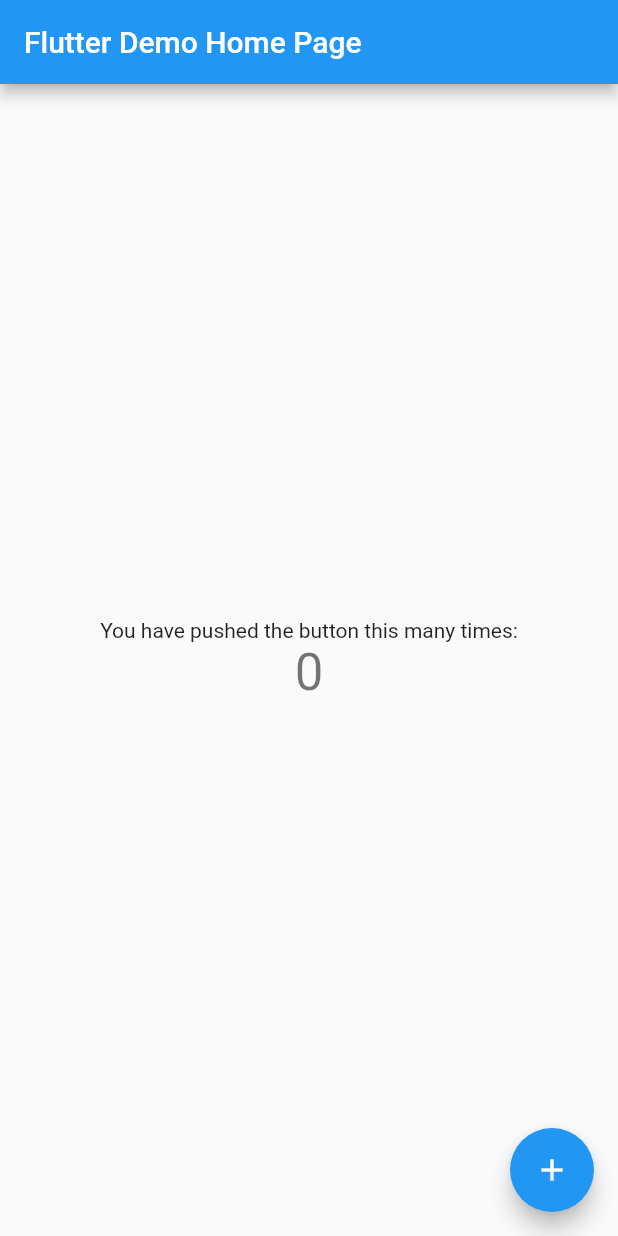
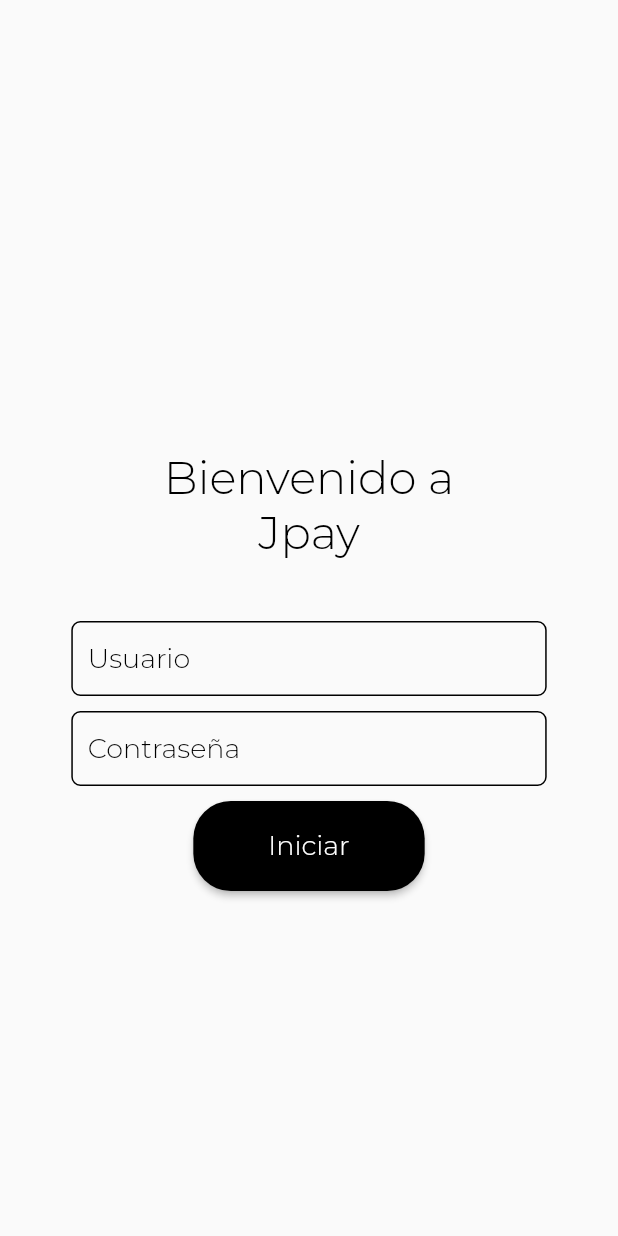
Before and after one commit to JuanJClR/Jpay, a Flutter app: the screen it shows after launch, on a phone screen of 412 x 824 dp. Run offline on Flutter 3.47's test engine with Material 2 defaults, Android fonts, the phone set to English and light mode, and no system bars; our stand-ins replace google_fonts.

Commit message:
Se agrego la vista login y se modificó el main

```diff
--- /dev/null
+++ b/lib/login.dart
@@ -0,0 +1,148 @@
+import 'package:flutter/material.dart';
+import 'package:google_fonts/google_fonts.dart';
+
+class LoginPage extends StatefulWidget {
+  @override
+  _LoginPageState createState() => _LoginPageState();
+}
+
+class _LoginPageState extends State<LoginPage> {
+  @override
+  Widget build(BuildContext context) {
+    return Scaffold(
+      body: Padding(
+        padding: const EdgeInsets.symmetric(horizontal: 20),
+        child: Column(
+          mainAxisAlignment: MainAxisAlignment.center,
+          crossAxisAlignment: CrossAxisAlignment.center,
+          children: <Widget>[
+            SizedBox(height: 300),
+            RichText(
+              textAlign: TextAlign.center,
+              text: TextSpan(
+                style: GoogleFonts.montserrat(
+                  textStyle: TextStyle(
+                    color: Colors.black,
+                    fontSize: 30,
+                    fontWeight: FontWeight.w300,
+                  ),
+                ),
+                children: [
+                  TextSpan(text: 'Bienvenido a\n'),
+                  TextSpan(text: 'Jpay'),
+                ],
+              ),
+            ),
+            SizedBox(height: 40),
+            Expanded(
+              child: Column(
+                children: [
+                  Container(
+                    width: MediaQuery.of(context).size.width / 1.30,
+                    decoration: BoxDecoration(
+                      border: Border.all(
+                        color: Colors.black,
+                        width: 1.0,
+                      ),
+                      borderRadius: BorderRadius.circular(6),
+                    ),
+                    child: Padding(
+                      padding: const EdgeInsets.symmetric(horizontal: 10),
+                      child: Column(
+                        crossAxisAlignment: CrossAxisAlignment.start,
+                        children: [
+                          TextField(
+                            style: GoogleFonts.montserrat(
+                              textStyle: TextStyle(
+                                fontSize: 18,
+                                fontWeight: FontWeight.w300,
+                              ),
+                            ),
+                            decoration: InputDecoration(
+                              hintText: 'Usuario',
+                              hintStyle: GoogleFonts.montserrat(
+                                textStyle: TextStyle(
+                                  color:Colors.black,
+                                  fontSize: 18,
+                                  fontWeight: FontWeight.w300,
+                                ),
+                              ),
+                              border: InputBorder.none,
+                            ),
+                          ),
+                        ],
+                      ),
+                    ),
+                  ),
+                  SizedBox(height: 10),
+                  Container(
+                    width: MediaQuery.of(context).size.width / 1.30,
+                    decoration: BoxDecoration(
+                      border: Border.all(
+                        color: Colors.black,
+                        width: 1.0,
+                      ),
+                      borderRadius: BorderRadius.circular(6),
+                    ),
+                    child: Padding(
+                      padding: const EdgeInsets.symmetric(horizontal: 10),
+                      child: Column(
+                        crossAxisAlignment: CrossAxisAlignment.start,
+                        children: [
+                          TextField(
+                            style: GoogleFonts.montserrat(
+                              textStyle: TextStyle(
+                                fontSize: 18,
+                                fontWeight: FontWeight.w300,
+                              ),
+                            ),
+                            decoration: InputDecoration(
+                              hintText: 'Contraseña',
+                              hintStyle: GoogleFonts.montserrat(
+                                textStyle: TextStyle(
+                                  color:Colors.black,
+                                  fontSize: 18,
+                                  fontWeight: FontWeight.w300,
+                                ),
+                              ),
+                              border: InputBorder.none,
+                            ),
+                          ),
+                        ],
+                      ),
+                    ),
+                  ),
+                  SizedBox(height: 10),
+                  Center(
+                    child: ElevatedButton(
+                      style: ElevatedButton.styleFrom(
+                        padding: EdgeInsets.symmetric(horizontal: 50, vertical: 19),
+                        primary: Colors.black,
+                        shape: RoundedRectangleBorder(
+                          borderRadius: BorderRadius.circular(25),
+                        ),
+                      ),
+                      child: Text(
+                        'Iniciar',
+                        style: GoogleFonts.montserrat(
+                          textStyle: TextStyle(
+                            color: Colors.white,
+                            fontWeight: FontWeight.w300,
+                            fontSize: 18,
+                          ),
+                        ),
+                      ),
+                      onPressed: () {
+                        // Acción a realizar al presionar el botón
+                      },
+                    ),
+                  ),
+                ],
+              ),
+            ),
+          ],
+        ),
+      ),
+    );
+  }
+}
--- a/lib/main.dart
+++ b/lib/main.dart
@@ -1,115 +1,18 @@
 import 'package:flutter/material.dart';
 
-void main() {
-  runApp(const MyApp());
-}
+import 'login.dart';
+
+void main() => runApp(MyApp());
 
 class MyApp extends StatelessWidget {
-  const MyApp({super.key});
-
-  // This widget is the root of your application.
   @override
   Widget build(BuildContext context) {
     return MaterialApp(
-      title: 'Flutter Demo',
+      title: 'Mi aplicación',
       theme: ThemeData(
-        // This is the theme of your application.
-        //
-        // Try running your application with "flutter run". You'll see the
-        // application has a blue toolbar. Then, without quitting the app, try
-        // changing the primarySwatch below to Colors.green and then invoke
-        // "hot reload" (press "r" in the console where you ran "flutter run",
-        // or simply save your changes to "hot reload" in a Flutter IDE).
-        // Notice that the counter didn't reset back to zero; the application
-        // is not restarted.
         primarySwatch: Colors.blue,
       ),
-      home: const MyHomePage(title: 'Flutter Demo Home Page'),
+      home: LoginPage(),
     );
   }
 }
-
-class MyHomePage extends StatefulWidget {
-  const MyHomePage({super.key, required this.title});
-
-  // This widget is the home page of your application. It is stateful, meaning
-  // that it has a State object (defined below) that contains fields that affect
-  // how it looks.
-
-  // This class is the configuration for the state. It holds the values (in this
-  // case the title) provided by the parent (in this case the App widget) and
-  // used by the build method of the State. Fields in a Widget subclass are
-  // always marked "final".
-
-  final String title;
-
-  @override
-  State<MyHomePage> createState() => _MyHomePageState();
-}
-
-class _MyHomePageState extends State<MyHomePage> {
-  int _counter = 0;
-
-  void _incrementCounter() {
-    setState(() {
-      // This call to setState tells the Flutter framework that something has
-      // changed in this State, which causes it to rerun the build method below
-      // so that the display can reflect the updated values. If we changed
-      // _counter without calling setState(), then the build method would not be
-      // called again, and so nothing would appear to happen.
-      _counter++;
-    });
-  }
-
-  @override
-  Widget build(BuildContext context) {
-    // This method is rerun every time setState is called, for instance as done
-    // by the _incrementCounter method above.
-    //
-    // The Flutter framework has been optimized to make rerunning build methods
-    // fast, so that you can just rebuild anything that needs updating rather
-    // than having to individually change instances of widgets.
-    return Scaffold(
-      appBar: AppBar(
-        // Here we take the value from the MyHomePage object that was created by
-        // the App.build method, and use it to set our appbar title.
-        title: Text(widget.title),
-      ),
-      body: Center(
-        // Center is a layout widget. It takes a single child and positions it
-        // in the middle of the parent.
-        child: Column(
-          // Column is also a layout widget. It takes a list of children and
-          // arranges them vertically. By default, it sizes itself to fit its
-          // children horizontally, and tries to be as tall as its parent.
-          //
-          // Invoke "debug painting" (press "p" in the console, choose the
-          // "Toggle Debug Paint" action from the Flutter Inspector in Android
-          // Studio, or the "Toggle Debug Paint" command in Visual Studio Code)
-          // to see the wireframe for each widget.
-          //
-          // Column has various properties to control how it sizes itself and
-          // how it positions its children. Here we use mainAxisAlignment to
-          // center the children vertically; the main axis here is the vertical
-          // axis because Columns are vertical (the cross axis would be
-          // horizontal).
-          mainAxisAlignment: MainAxisAlignment.center,
-          children: <Widget>[
-            const Text(
-              'You have pushed the button this many times:',
-            ),
-            Text(
-              '$_counter',
-              style: Theme.of(context).textTheme.headlineMedium,
-            ),
-          ],
-        ),
-      ),
-      floatingActionButton: FloatingActionButton(
-        onPressed: _incrementCounter,
-        tooltip: 'Increment',
-        child: const Icon(Icons.add),
-      ), // This trailing comma makes auto-formatting nicer for build methods.
-    );
-  }
-}
--- a/pubspec.yaml
+++ b/pubspec.yaml
@@ -35,6 +35,7 @@ dependencies:
   # The following adds the Cupertino Icons font to your application.
   # Use with the CupertinoIcons class for iOS style icons.
   cupertino_icons: ^1.0.2
+  google_fonts: ^4.0.4
 
 dev_dependencies:
   flutter_test:
```
Also changed, not shown: pubspec.lock, 2 other files.
